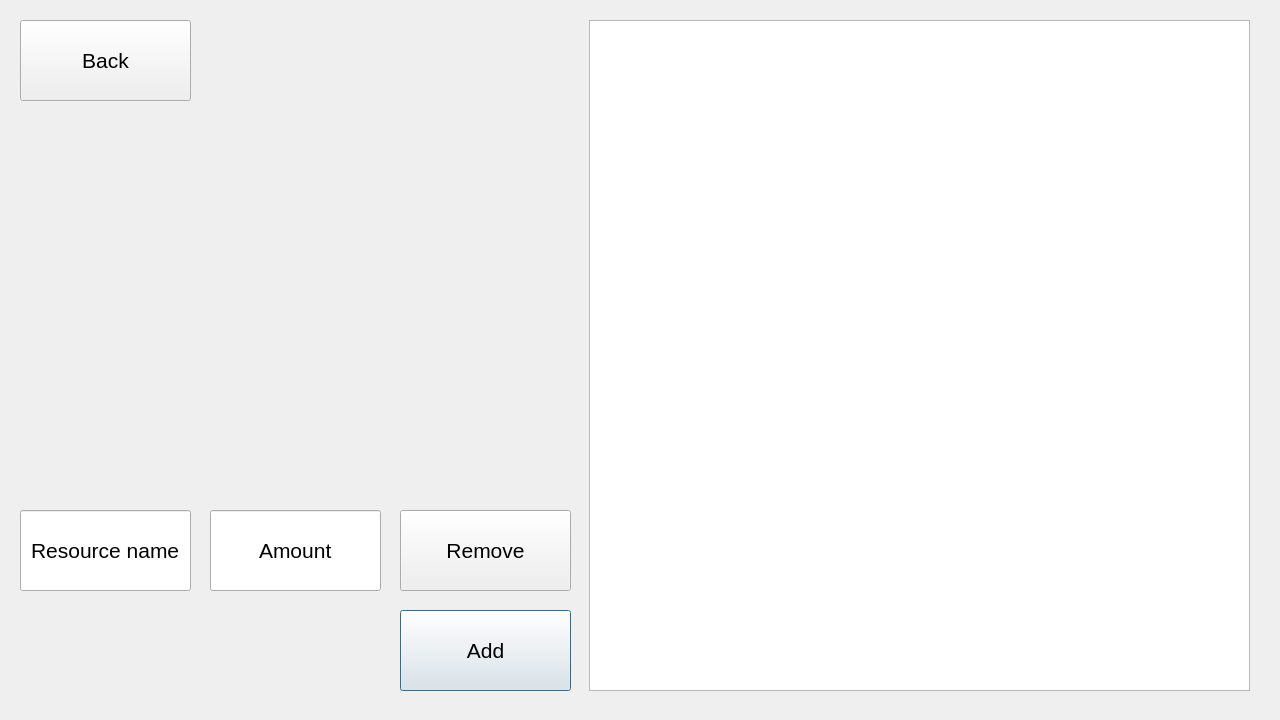
Above: Sem_2/Labs/automated_workstation/ChiefDesk/resourcesview.ui from Meidori/PSTU_Labs_2023 before the change. Below: the same form after it.
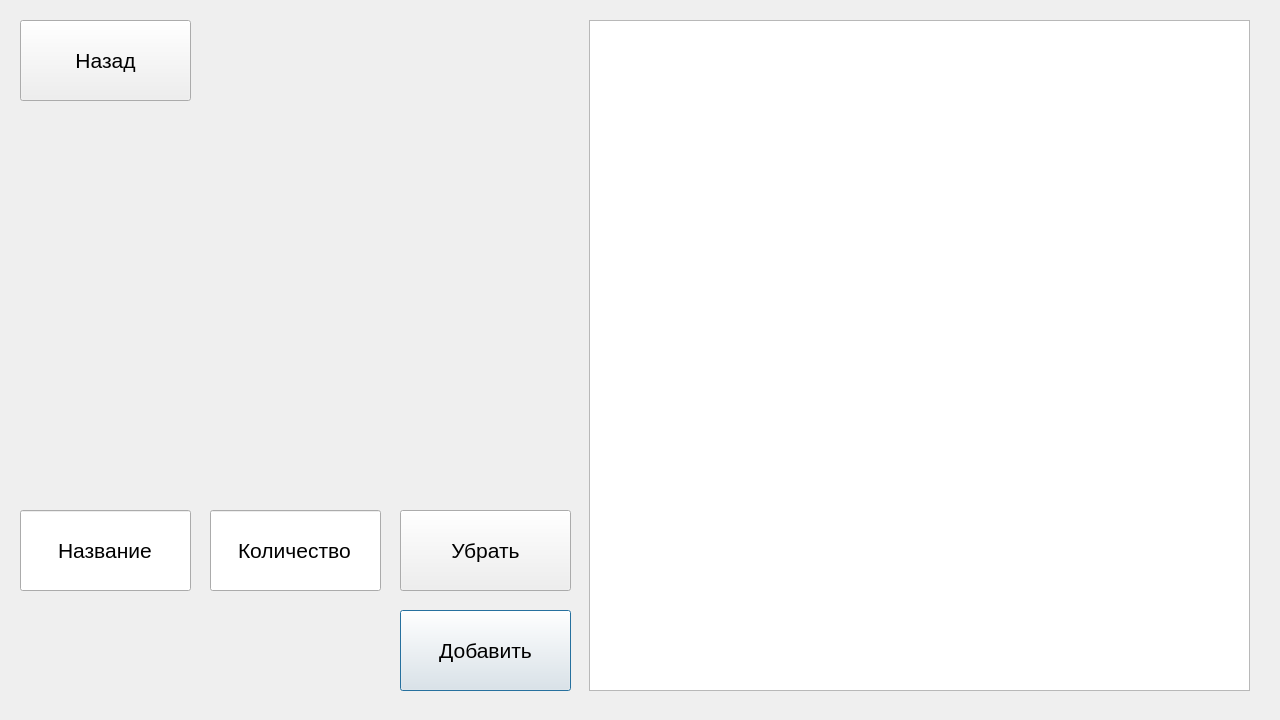
That is the form after the change.

What changed in the file:
```diff
--- a/Sem_2/Labs/automated_workstation/ChiefDesk/resourcesview.ui
+++ b/Sem_2/Labs/automated_workstation/ChiefDesk/resourcesview.ui
@@ -28,7 +28,7 @@
     </font>
    </property>
    <property name="text">
-    <string>Amount</string>
+    <string>Количество</string>
    </property>
    <property name="alignment">
     <set>Qt::AlignCenter</set>
@@ -49,7 +49,7 @@
     </font>
    </property>
    <property name="text">
-    <string>Add</string>
+    <string>Добавить</string>
    </property>
   </widget>
   <widget class="QPushButton" name="backBtn">
@@ -67,7 +67,7 @@
     </font>
    </property>
    <property name="text">
-    <string>Back</string>
+    <string>Назад</string>
    </property>
   </widget>
   <widget class="QLineEdit" name="resNameLineEdit">
@@ -85,7 +85,7 @@
     </font>
    </property>
    <property name="text">
-    <string>Resource name</string>
+    <string>Название</string>
    </property>
    <property name="alignment">
     <set>Qt::AlignCenter</set>
@@ -116,7 +116,7 @@
     </font>
    </property>
    <property name="text">
-    <string>Remove</string>
+    <string>Убрать</string>
    </property>
   </widget>
  </widget>
```
